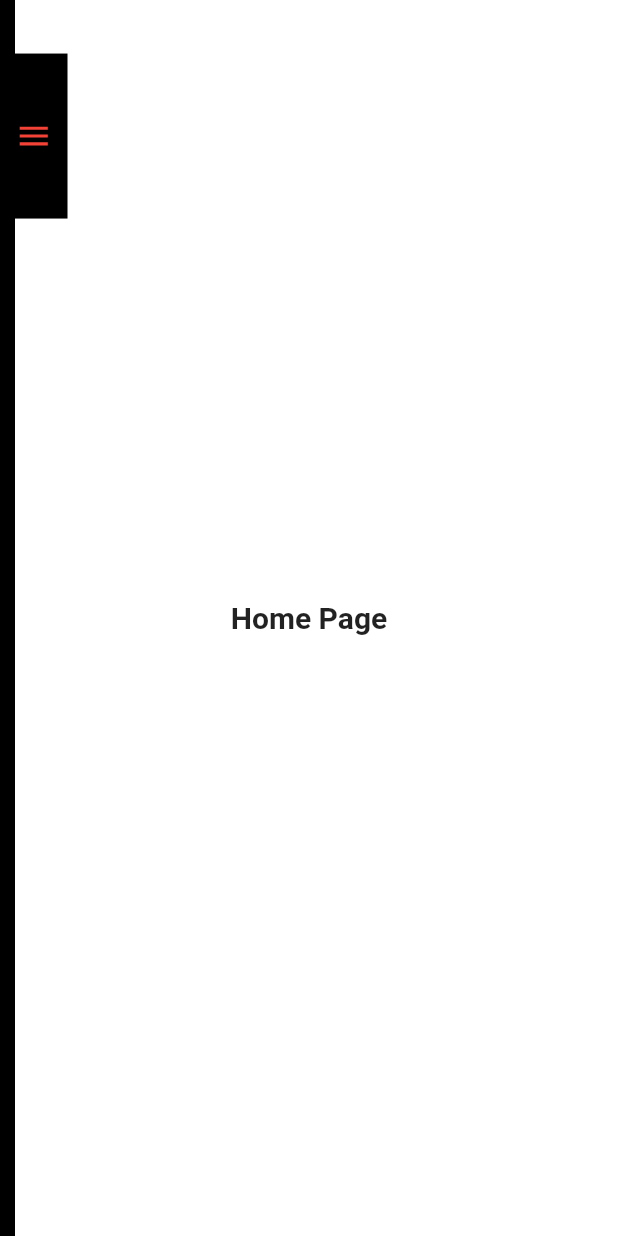
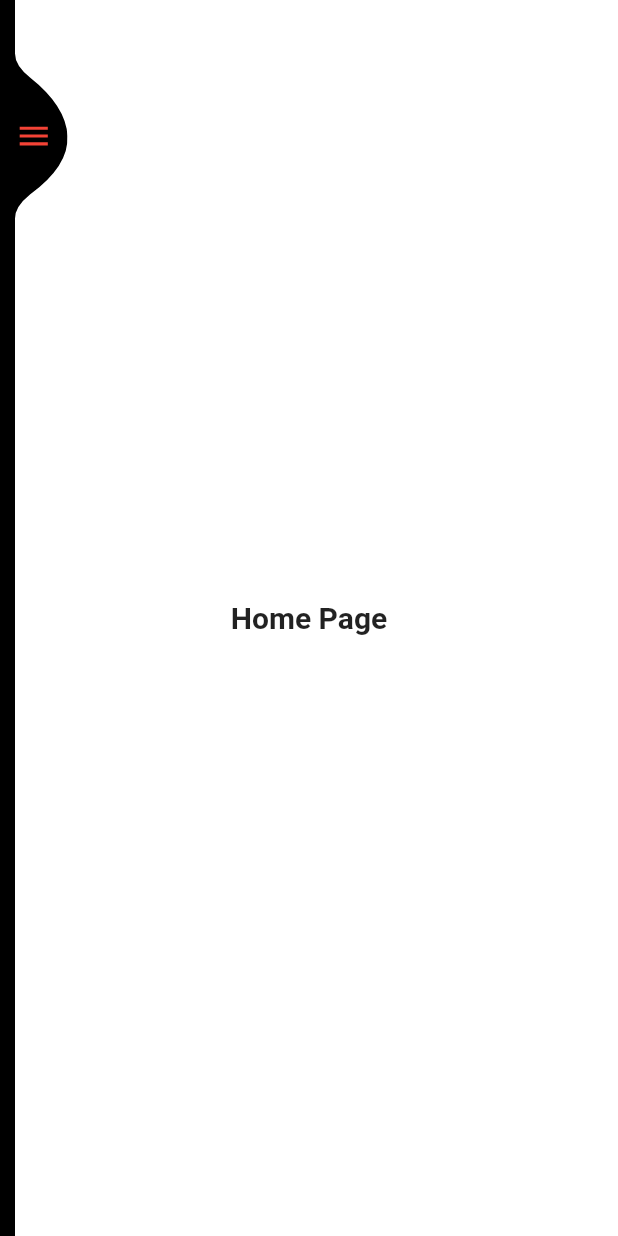
Before and after one commit to DaminduSandaruwan/SideBar_design, a Flutter app: the screen it shows after launch, on a phone screen of 412 x 824 dp. Run offline on Flutter 3.47's test engine with Material 2 defaults, Android fonts, the phone set to English and light mode, and no system bars; our stand-ins replace rxdart.

Commit message:
doing clipper option for menu icon area

```diff
--- /dev/null
+++ b/lib/sidebar/custom_clipper.dart
@@ -0,0 +1,28 @@
+import 'package:flutter/material.dart';
+
+class CustomMenuClipper extends CustomClipper<Path>{
+  @override
+  Path getClip(Size size) {
+    Paint paint = Paint();
+    paint.color = Colors.white;
+
+    final width = size.width;
+    final height = size.height;
+
+
+    Path path = Path();
+    path.moveTo(0, 0);
+    path.quadraticBezierTo(0, 8, 10, 16);
+    path.quadraticBezierTo(width-1, height/2 - 20 , width, height/2);
+    path.quadraticBezierTo(width + 1, height/2 + 20, 10, height-16);
+    path.quadraticBezierTo(0, height - 8, 0, height);
+    path.close();
+    return path;
+  }
+
+  @override
+  bool shouldReclip(CustomClipper<Path> oldClipper) {
+    return true;
+  }
+
+}
--- a/lib/sidebar/sidebar.dart
+++ b/lib/sidebar/sidebar.dart
@@ -2,6 +2,7 @@ import 'dart:async';
 
 import 'package:flutter/material.dart';
 import 'package:rxdart/rxdart.dart';
+import 'package:sidebar_design/sidebar/custom_clipper.dart';
 import 'package:sidebar_design/sidebar/menu_item.dart';
 
 class SideBar extends StatefulWidget {
@@ -150,6 +151,8 @@ class _SideBarState extends State<SideBar> with SingleTickerProviderStateMixin<S
                   onTap: (){
                     onIconPressed();
                   },
+                  child: ClipPath(
+                    clipper: CustomMenuClipper(),
                     child: Container(
                       width: 35,
                       height: 110,
@@ -164,6 +167,7 @@ class _SideBarState extends State<SideBar> with SingleTickerProviderStateMixin<S
                     ),
                   ),
                 ),
+              ),
             ],
           ),
         );
```
Lines whose indentation alone changed are shown as unchanged.
